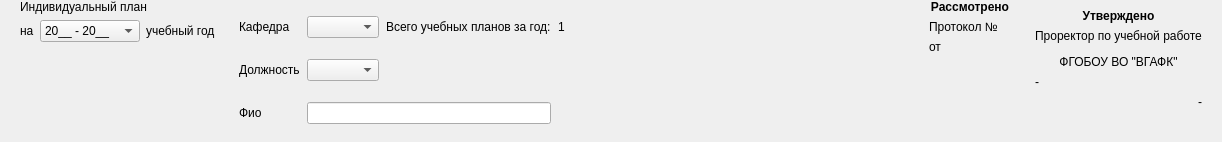
The window that client/src/header/header.ui (rainovskyqt/teacher_plan) describes before a commit, drawn with Qt 5.
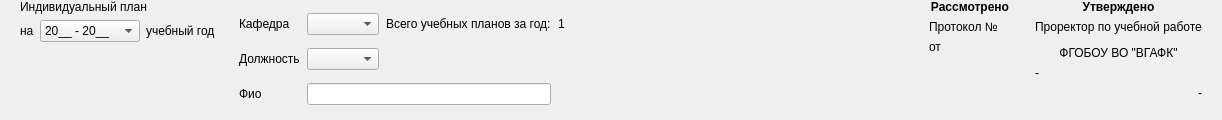
The same window after the commit. The open tabs and pages were chosen to show the change. Custom widgets are drawn as their Qt base class.

```diff
--- a/client/src/header/header.ui
+++ b/client/src/header/header.ui
@@ -7,9 +7,15 @@
     <x>0</x>
     <y>0</y>
     <width>1222</width>
-    <height>142</height>
+    <height>120</height>
    </rect>
   </property>
+  <property name="maximumSize">
+   <size>
+    <width>16777215</width>
+    <height>120</height>
+   </size>
+  </property>
   <property name="windowTitle">
    <string>Form</string>
   </property>
@@ -101,7 +107,7 @@
        <number>7</number>
       </property>
       <property name="verticalSpacing">
-       <number>5</number>
+       <number>0</number>
       </property>
       <item row="0" column="0">
        <widget class="QLabel" name="label_4">
@@ -289,6 +295,12 @@
      </widget>
      <widget class="QWidget" name="page_approved">
       <layout class="QVBoxLayout" name="verticalLayout_5">
+       <property name="topMargin">
+        <number>0</number>
+       </property>
+       <property name="bottomMargin">
+        <number>0</number>
+       </property>
        <item>
         <widget class="QLabel" name="lbl_approvedStatus">
          <property name="font">
```
Left out of the diff: 14 changed lines with no effect on the pictures.
